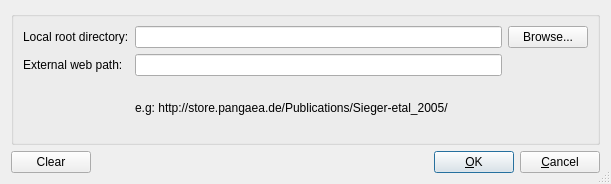
This is trunk/Forms/FileListOptionsDialog/filelistoptionsdialog.ui in rsieger/PanTool as Qt 5 draws it before an edit. The edited form follows.
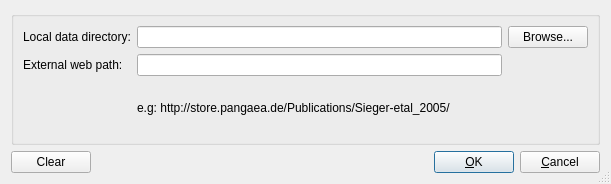
This is the edited form.

Commit message: File list -> locale root directory dialog added

Diff of the .ui file:
```diff
--- a/trunk/Forms/FileListOptionsDialog/filelistoptionsdialog.ui
+++ b/trunk/Forms/FileListOptionsDialog/filelistoptionsdialog.ui
@@ -29,7 +29,7 @@
       <item row="0" column="0">
        <widget class="QLabel" name="SearchForLabelText_2">
         <property name="text">
-         <string>Local root directory:</string>
+         <string>Local data directory:</string>
         </property>
        </widget>
       </item>
```
Left out of the diff: 8 changed lines with no effect on the pictures. The commit also changes 5 other files.
